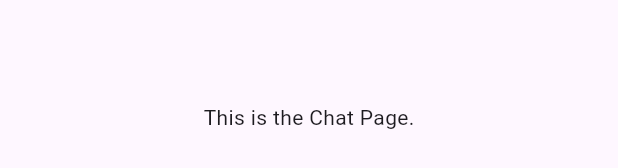
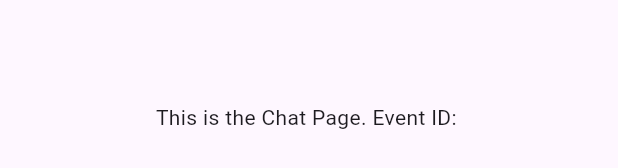
Before and after one commit to sesbusinesses/rsvp_rally, a Flutter app: the EventCard widget shown alone on an empty page, opened directly with empty values, after a tap on the "chat" icon, on a phone screen of 412 x 824 dp. Shown: the part 543-711 px from the top of the screen. Run offline on Flutter 3.47's test engine with Material 3 defaults, Android fonts, the phone set to English and light mode, and no system bars; our stand-ins replace cloud_firestore, firebase_core; missing offline and left inert: semicircle_indicator; accounts and stored records are empty.

```diff
--- a/lib/pages/chat_page.dart
+++ b/lib/pages/chat_page.dart
@@ -1,7 +1,8 @@
 import 'package:flutter/material.dart';
 
 class ChatPage extends StatelessWidget {
-  const ChatPage({super.key});
+  final String eventID;
+  const ChatPage({super.key, required this.eventID});
 
   @override
   Widget build(BuildContext context) {
@@ -9,8 +10,8 @@ class ChatPage extends StatelessWidget {
       appBar: AppBar(
         title: const Text('Event Chat'),
       ),
-      body: const Center(
-        child: Text('This is the Chat Page.'),
+      body: Center(
+        child: Text('This is the Chat Page. Event ID: $eventID'),
       ),
     );
   }
--- a/lib/pages/details_page.dart
+++ b/lib/pages/details_page.dart
@@ -1,7 +1,8 @@
 import 'package:flutter/material.dart';
 
 class DetailsPage extends StatelessWidget {
-  const DetailsPage({super.key});
+  final String eventID;
+  const DetailsPage({super.key, required this.eventID});
 
   @override
   Widget build(BuildContext context) {
--- a/lib/pages/edit_event_page.dart
+++ b/lib/pages/edit_event_page.dart
@@ -1,7 +1,8 @@
 import 'package:flutter/material.dart';
 
 class EditEventPage extends StatelessWidget {
-  const EditEventPage({super.key});
+  final String eventID;
+  const EditEventPage({super.key, required this.eventID});
 
   @override
   Widget build(BuildContext context) {
--- a/lib/pages/poll_page.dart
+++ b/lib/pages/poll_page.dart
@@ -1,7 +1,8 @@
 import 'package:flutter/material.dart';
 
 class PollPage extends StatelessWidget {
-  const PollPage({super.key});
+  final String eventID;
+  const PollPage({super.key, required this.eventID});
 
   @override
   Widget build(BuildContext context) {
--- a/lib/widgets/eventcard.dart
+++ b/lib/widgets/eventcard.dart
@@ -83,10 +83,13 @@ class EventCardState extends State<EventCard> {
                   child: Row(
                     mainAxisAlignment: MainAxisAlignment.spaceEvenly,
                     children: [
-                      iconButton(Icons.document_scanner, const DetailsPage()),
-                      iconButton(Icons.bar_chart, const PollPage()),
-                      iconButton(Icons.chat, const ChatPage()),
-                      iconButton(Icons.edit, const EditEventPage()),
+                      iconButton(Icons.document_scanner,
+                          DetailsPage(eventID: widget.eventID)),
+                      iconButton(
+                          Icons.bar_chart, PollPage(eventID: widget.eventID)),
+                      iconButton(Icons.chat, ChatPage(eventID: widget.eventID)),
+                      iconButton(
+                          Icons.edit, EditEventPage(eventID: widget.eventID)),
                     ],
                   ),
                 ),
```
